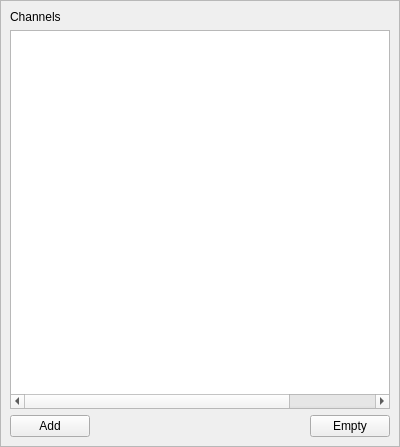
Before: the Qt Designer form QtTraceClient/UI/ChannelsMgnt.ui in cobreti/NyxTraceViewer, drawn with Qt 5.
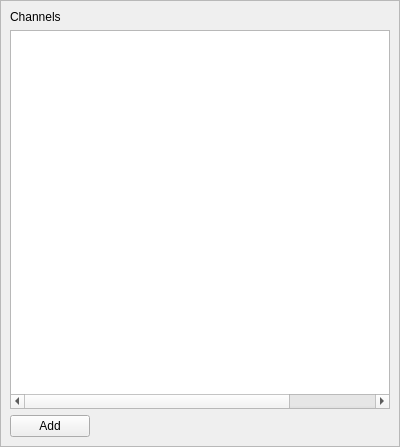
After: the same form once the commit is applied. Icons and pictures are not drawn.

```diff
--- a/QtTraceClient/UI/ChannelsMgnt.ui
+++ b/QtTraceClient/UI/ChannelsMgnt.ui
@@ -115,17 +115,6 @@
           </property>
          </spacer>
         </item>
-        <item>
-         <widget class="QPushButton" name="btnClearChannel">
-          <property name="text">
-           <string>Empty</string>
-          </property>
-          <property name="icon">
-           <iconset resource="../QTraceClient.qrc">
-            <normaloff>:/ChannelsMgnt/EmptyChannel</normaloff>:/ChannelsMgnt/EmptyChannel</iconset>
-          </property>
-         </widget>
-        </item>
        </layout>
       </item>
      </layout>
```
